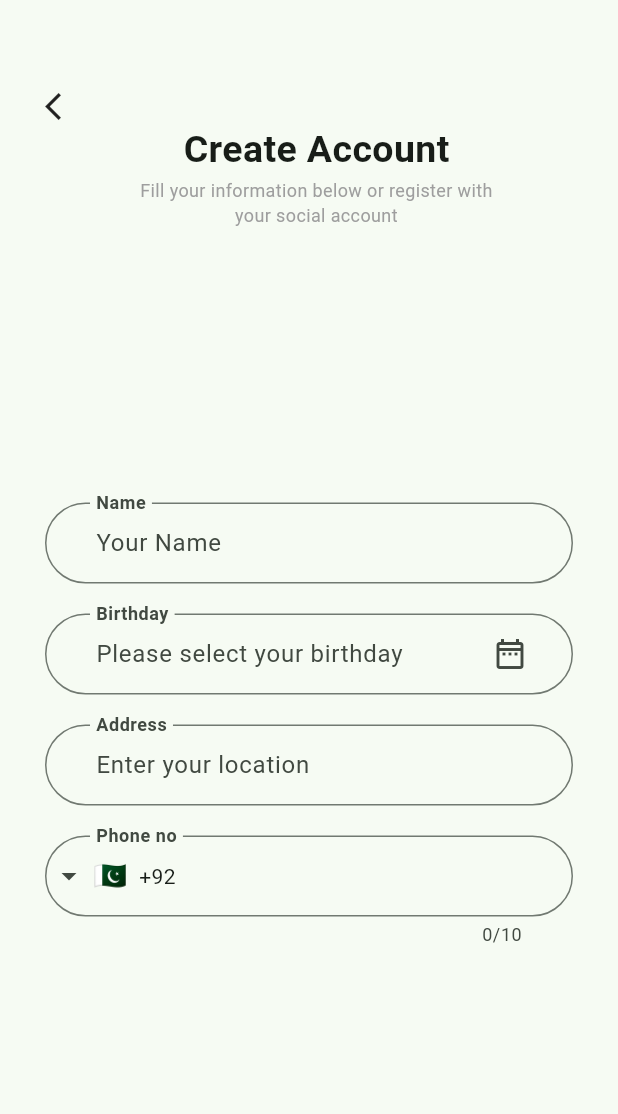
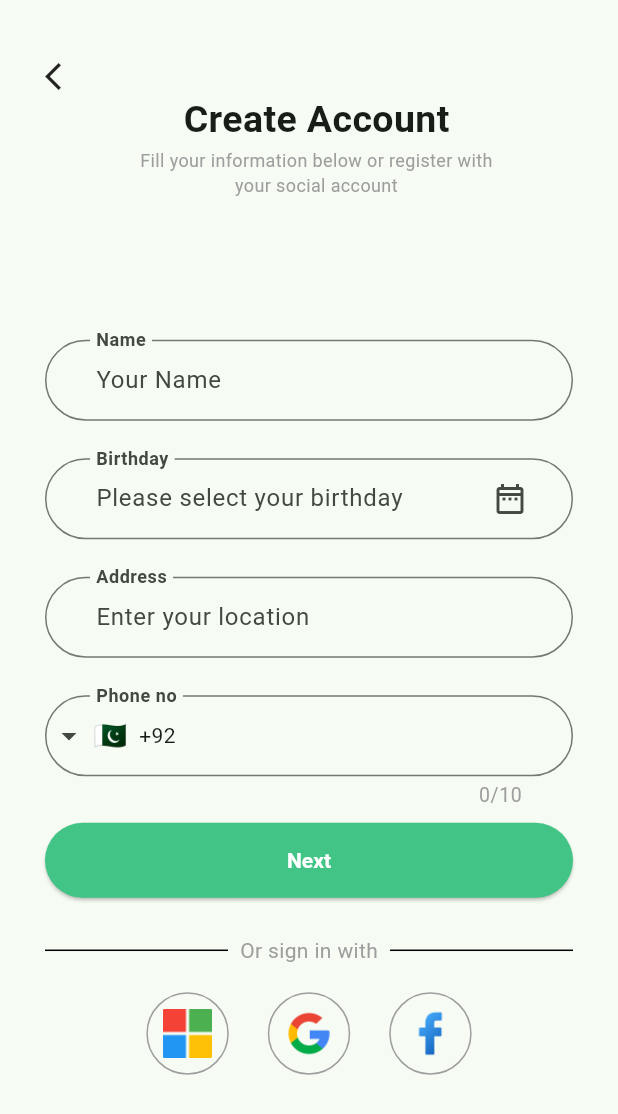
Before and after one commit to ikram-khani/auth_ui, a Flutter app: the screen it shows after launch, on a phone screen of 412 x 824 dp. Shown: the top 1114 px of the screen. Run offline on Flutter 3.47's test engine with Material 2 defaults, Android fonts, the phone set to English and light mode, and no system bars; drawn by our look-alikes of intl_phone_field.

Commit message:
completing sign up screen

```diff
--- a/lib/screens/sign_up.dart
+++ b/lib/screens/sign_up.dart
@@ -1,6 +1,9 @@
 import 'package:flutter/material.dart';
 import 'package:intl/intl.dart';
 import 'package:intl_phone_field/intl_phone_field.dart';
+
+import '../widget/in_line_text.dart';
+import '../widget/social_icon.dart';
 
 class SignUpScreen extends StatefulWidget {
   const SignUpScreen({super.key});
@@ -31,7 +34,7 @@ class _SignUpScreenState extends State<SignUpScreen> {
     return Scaffold(
       body: Padding(
         padding: const EdgeInsets.only(
-          top: 60,
+          top: 40,
         ),
         child: Column(children: [
           Padding(
@@ -74,8 +77,12 @@ class _SignUpScreenState extends State<SignUpScreen> {
             ),
           ),
           Expanded(
-            child: Padding(
-              padding: const EdgeInsets.only(left: 30, right: 30, bottom: 30),
+            child: Container(
+              padding: const EdgeInsets.only(
+                left: 30,
+                right: 30,
+                bottom: 30,
+              ),
               child: Center(
                 child: SingleChildScrollView(
                   child: Column(
@@ -86,7 +93,9 @@ class _SignUpScreenState extends State<SignUpScreen> {
                           crossAxisAlignment: CrossAxisAlignment.center,
                           mainAxisSize: MainAxisSize.min,
                           children: [
-                            TextFormField(
+                            Container(
+                              margin: const EdgeInsets.only(top: 5),
+                              child: TextFormField(
                                 decoration: InputDecoration(
                                   floatingLabelBehavior:
                                       FloatingLabelBehavior.always,
@@ -104,8 +113,10 @@ class _SignUpScreenState extends State<SignUpScreen> {
                                 autocorrect: true,
                                 keyboardType: TextInputType.name,
                               ),
-                            const SizedBox(height: 20),
+                            ),
+                            const SizedBox(height: 25),
                             TextFormField(
+                              readOnly: true,
                               controller: _dateController,
                               onTap: _selectDate,
                               decoration: InputDecoration(
@@ -127,7 +138,7 @@ class _SignUpScreenState extends State<SignUpScreen> {
                                 ),
                               ),
                             ),
-                            const SizedBox(height: 20),
+                            const SizedBox(height: 25),
                             TextFormField(
                               decoration: InputDecoration(
                                 floatingLabelBehavior:
@@ -146,9 +157,11 @@ class _SignUpScreenState extends State<SignUpScreen> {
                               autocorrect: true,
                               keyboardType: TextInputType.streetAddress,
                             ),
-                            const SizedBox(height: 20),
+                            const SizedBox(height: 25),
                             IntlPhoneField(
                               decoration: InputDecoration(
+                                counterStyle: const TextStyle(
+                                    fontSize: 13, color: Colors.grey),
                                 floatingLabelBehavior:
                                     FloatingLabelBehavior.always,
                                 label: const Text('Phone no'),
@@ -167,6 +180,54 @@ class _SignUpScreenState extends State<SignUpScreen> {
                           ],
                         ),
                       ),
+                      const SizedBox(
+                        height: 10,
+                      ),
+                      SizedBox(
+                        width: double.infinity,
+                        height: 50,
+                        child: ElevatedButton(
+                          style: ButtonStyle(
+                            backgroundColor: MaterialStateProperty.all<Color>(
+                              Theme.of(context).primaryColor,
+                            ),
+                            foregroundColor:
+                                MaterialStateProperty.all<Color>(Colors.white),
+                            textStyle: MaterialStateProperty.all(
+                              const TextStyle(fontWeight: FontWeight.bold),
+                            ),
+                          ),
+                          onPressed: () {},
+                          child: const Text('Next'),
+                        ),
+                      ),
+                      const SizedBox(height: 25),
+                      const InLineText(
+                        text: 'Or sign in with',
+                      ),
+                      const SizedBox(height: 10),
+                      Row(
+                          mainAxisAlignment: MainAxisAlignment.center,
+                          mainAxisSize: MainAxisSize.min,
+                          children: [
+                            IconButton(
+                              onPressed: () {},
+                              icon: const SocialIcon(
+                                  iconPath: 'assets/icons/microsoft.png'),
+                            ),
+                            const SizedBox(width: 10),
+                            IconButton(
+                              onPressed: () {},
+                              icon: const SocialIcon(
+                                  iconPath: 'assets/icons/google.png'),
+                            ),
+                            const SizedBox(width: 10),
+                            IconButton(
+                              onPressed: () {},
+                              icon: const SocialIcon(
+                                  iconPath: 'assets/icons/facebook.png'),
+                            ),
+                          ]),
                     ],
                   ),
                 ),
```
Lines whose indentation alone changed are shown as unchanged.
